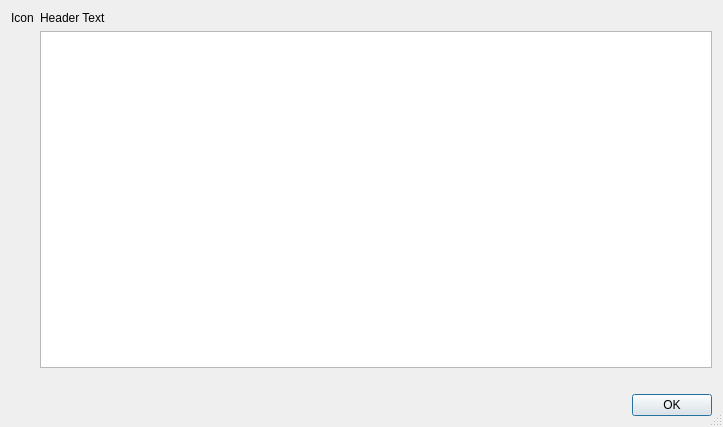
First picture: the form in Code/Tools/AssetProcessor/native/ui/MessageWindow.ui, repository o3de/o3de, before the edit.
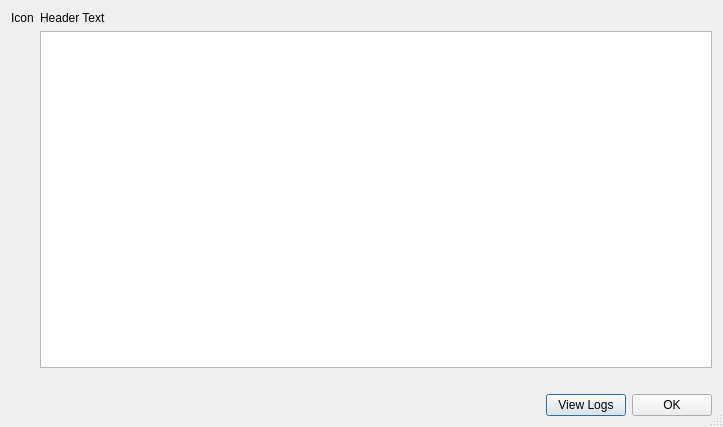
Second picture: the form after the edit.

Commit message: Added View Logs button

What changed in the file:
```diff
--- a/Code/Tools/AssetProcessor/native/ui/MessageWindow.ui
+++ b/Code/Tools/AssetProcessor/native/ui/MessageWindow.ui
@@ -75,20 +75,56 @@
            </property>
           </spacer>
          </item>
+         <item>
+          <layout class="QHBoxLayout" name="horizontalLayout_3">
+           <item>
+            <spacer name="horizontalSpacer">
+             <property name="orientation">
+              <enum>Qt::Horizontal</enum>
+             </property>
+             <property name="sizeHint" stdset="0">
+              <size>
+               <width>40</width>
+               <height>20</height>
+              </size>
+             </property>
+            </spacer>
+           </item>
+           <item>
+            <widget class="QPushButton" name="logButton">
+             <property name="sizePolicy">
+              <sizepolicy hsizetype="Fixed" vsizetype="Fixed">
+               <horstretch>0</horstretch>
+               <verstretch>0</verstretch>
+              </sizepolicy>
+             </property>
+             <property name="text">
+              <string>View Logs</string>
+             </property>
+             <property name="default">
+              <bool>true</bool>
+             </property>
+            </widget>
+           </item>
+           <item>
+            <widget class="QPushButton" name="okButton">
+             <property name="sizePolicy">
+              <sizepolicy hsizetype="Fixed" vsizetype="Fixed">
+               <horstretch>0</horstretch>
+               <verstretch>0</verstretch>
+              </sizepolicy>
+             </property>
+             <property name="text">
+              <string>OK</string>
+             </property>
+            </widget>
+           </item>
+          </layout>
+         </item>
         </layout>
        </item>
       </layout>
      </item>
-     <item>
-      <widget class="QDialogButtonBox" name="buttonBox">
-       <property name="orientation">
-        <enum>Qt::Horizontal</enum>
-       </property>
-       <property name="standardButtons">
-        <set>QDialogButtonBox::Ok</set>
-       </property>
-      </widget>
-     </item>
     </layout>
    </item>
   </layout>
```
Left out of the diff: 35 changed lines with no effect on the pictures. The commit also changes 2 other files.
